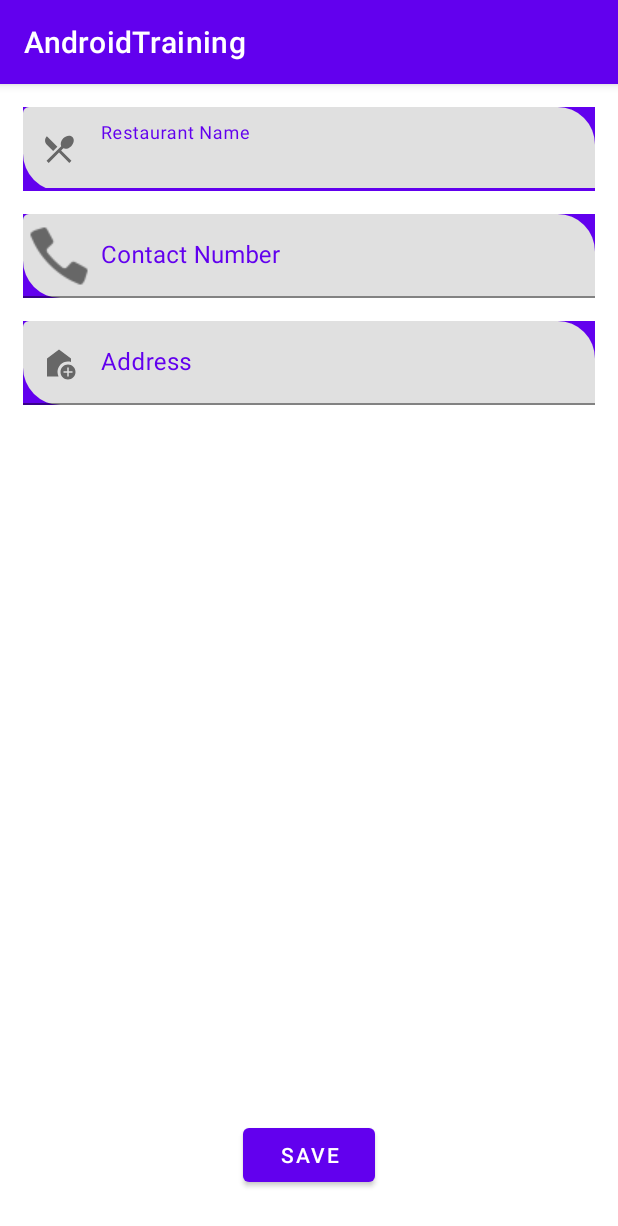
After one commit to gitSanjoo/AndroidTraining, an Android app: the AddRestaurantActivity screen opened directly, with no data from a screen before it, on a phone screen of 412 x 824 dp. The commit adds this screen. Shown: the top 1226 px of the screen. Run offline under Robolectric (Android 15) with nearby library versions, the phone set to English and light mode, and no system bars.

Commit message:
pushinng latest changes

```diff
--- a/app/src/main/java/com/sanjoo/androidtraining/DefaultRestaurantDataProvider.java
+++ b/app/src/main/java/com/sanjoo/androidtraining/DefaultRestaurantDataProvider.java
@@ -128,7 +128,7 @@ public class DefaultRestaurantDataProvider {
         return menus;
     }
 
-    public static ArrayList getCuisines() {
+    public static ArrayList<Cuisine> getCuisines() {
         return cuisines;
     }
     public static ArrayList getRestaurants(){
--- /dev/null
+++ b/app/src/main/java/com/sanjoo/androidtraining/actvities/AddRestaurantActivity.java
@@ -0,0 +1,38 @@
+package com.sanjoo.androidtraining.actvities;
+
+import androidx.appcompat.app.AppCompatActivity;
+
+import android.os.Bundle;
+import android.util.Log;
+import android.view.View;
+import android.widget.Button;
+
+import com.google.android.material.textfield.TextInputEditText;
+import com.sanjoo.androidtraining.R;
+import com.sanjoo.androidtraining.models.Restaurant;
+
+public class AddRestaurantActivity extends AppCompatActivity {
+    TextInputEditText restNameEditText,restContactNoEditText,restAddressEditText;
+    Button saveButton;
+
+    @Override
+    protected void onCreate(Bundle savedInstanceState) {
+        super.onCreate(savedInstanceState);
+        setContentView(R.layout.activity_add_restaurant);
+
+        restNameEditText=findViewById(R.id.restNameEditText);
+        restContactNoEditText=findViewById(R.id.restContactEditText);
+        restAddressEditText=findViewById(R.id.restAddressEditText);
+
+        saveButton=findViewById(R.id.saveRestButton);
+        saveButton.setOnClickListener(new View.OnClickListener() {
+            @Override
+            public void onClick(View v) {
+                Restaurant restaurant=new Restaurant(restNameEditText.getText().toString(),
+                        Integer.parseInt(restContactNoEditText.getText().toString()),
+                        R.drawable.baseline_add_home_24,restAddressEditText.getText().toString());
+                Log.d("restaurant",restaurant.toString());
+            }
+        });
+    }
+}
--- a/app/src/main/java/com/sanjoo/androidtraining/actvities/AllCuisineActivity.java
+++ b/app/src/main/java/com/sanjoo/androidtraining/actvities/AllCuisineActivity.java
@@ -26,6 +26,9 @@ public class AllCuisineActivity extends AppCompatActivity {
         setContentView(R.layout.activity_all_cuisine);
         RecyclerView cuisineRecyclerView=findViewById(R.id.allCuisine);
         cuisineRecyclerView.setLayoutManager(new LinearLayoutManager(this));
+        if (cuisines==null) {
+        cuisineRecyclerView.setAdapter(new AllCuisineListAdapter(DefaultRestaurantDataProvider.getCuisines()));
+        }
         cuisineRecyclerView.setAdapter(new AllCuisineListAdapter(cuisines));
     }
 }
--- /dev/null
+++ b/app/src/main/res/drawable/baseline_add_home_24.xml
@@ -0,0 +1,6 @@
+<vector android:height="24dp" android:tint="#000000"
+    android:viewportHeight="24" android:viewportWidth="24"
+    android:width="24dp" xmlns:android="http://schemas.android.com/apk/res/android">
+    <path android:fillColor="@android:color/white" android:pathData="M18,11c0.7,0 1.37,0.1 2,0.29V9l-8,-6L4,9v12h7.68C11.25,20.09 11,19.08 11,18C11,14.13 14.13,11 18,11z"/>
+    <path android:fillColor="@android:color/white" android:pathData="M18,13c-2.76,0 -5,2.24 -5,5s2.24,5 5,5s5,-2.24 5,-5S20.76,13 18,13zM21,18.5h-2.5V21h-1v-2.5H15v-1h2.5V15h1v2.5H21V18.5z"/>
+</vector>
--- /dev/null
+++ b/app/src/main/res/drawable/restaurant_icon.xml
@@ -0,0 +1,5 @@
+<vector android:height="24dp" android:tint="#000000"
+    android:viewportHeight="24" android:viewportWidth="24"
+    android:width="24dp" xmlns:android="http://schemas.android.com/apk/res/android">
+    <path android:fillColor="@android:color/white" android:pathData="M8.1,13.34l2.83,-2.83L3.91,3.5c-1.56,1.56 -1.56,4.09 0,5.66l4.19,4.18zM14.88,11.53c1.53,0.71 3.68,0.21 5.27,-1.38 1.91,-1.91 2.28,-4.65 0.81,-6.12 -1.46,-1.46 -4.2,-1.1 -6.12,0.81 -1.59,1.59 -2.09,3.74 -1.38,5.27L3.7,19.87l1.41,1.41L12,14.41l6.88,6.88 1.41,-1.41L13.41,13l1.47,-1.47z"/>
+</vector>
--- a/app/src/main/res/layout/activity_add_menu.xml
+++ b/app/src/main/res/layout/activity_add_menu.xml
@@ -6,7 +6,6 @@
     android:layout_height="match_parent"
     tools:context=".actvities.AddMenuActivity">
     <com.google.android.material.textfield.TextInputLayout
-        style="@style/Widget.MaterialComponents.TextInputLayout.OutlinedBox"
         android:id="@+id/nameTextField"
         android:layout_width="250dp"
         android:layout_height="wrap_content"
@@ -117,7 +116,7 @@
         app:layout_constraintEnd_toEndOf="parent"
         app:layout_constraintBottom_toBottomOf="parent"
         android:layout_marginBottom="25dp"
-        android:text="Add Menu"
+        android:text="Save Menu"
         android:textAllCaps="false"/>
 
 
--- /dev/null
+++ b/app/src/main/res/layout/activity_add_restaurant.xml
@@ -0,0 +1,86 @@
+<?xml version="1.0" encoding="utf-8"?>
+<androidx.constraintlayout.widget.ConstraintLayout xmlns:android="http://schemas.android.com/apk/res/android"
+    xmlns:app="http://schemas.android.com/apk/res-auto"
+    xmlns:tools="http://schemas.android.com/tools"
+    android:layout_width="match_parent"
+    android:layout_height="match_parent"
+    tools:context=".actvities.AddRestaurantActivity">
+    <com.google.android.material.textfield.TextInputLayout
+        style="@style/ThemeOverlay.Material3.AutoCompleteTextView.OutlinedBox"
+        android:id="@+id/restNameLayout"
+        app:layout_constraintStart_toStartOf="parent"
+        app:layout_constraintTop_toTopOf="parent"
+        app:startIconDrawable="@drawable/restaurant_icon"
+        app:boxCornerRadiusTopEnd="25dp"
+        app:boxCornerRadiusBottomStart="25dp"
+        android:hint="Restaurant Name"
+        android:layout_width="match_parent"
+        android:layout_height="wrap_content"
+        android:background="@color/purple_500"
+        android:textColorHint="@color/purple_500"
+        android:layout_margin="15dp"
+        app:endIconMode="clear_text"
+        >
+        <com.google.android.material.textfield.TextInputEditText
+            android:id="@+id/restNameEditText"
+            android:layout_width="match_parent"
+            android:layout_height="wrap_content"
+            />
+    </com.google.android.material.textfield.TextInputLayout>
+
+    <com.google.android.material.textfield.TextInputLayout
+        style="@style/ThemeOverlay.Material3.AutoCompleteTextView.OutlinedBox"
+        android:id="@+id/contactNumber"
+        android:layout_width="match_parent"
+        android:layout_height="wrap_content"
+        app:layout_constraintStart_toStartOf="parent"
+        app:layout_constraintTop_toBottomOf="@+id/restNameLayout"
+        app:startIconDrawable="@drawable/phone_icon"
+        app:boxCornerRadiusTopEnd="25dp"
+        app:boxCornerRadiusBottomStart="25dp"
+        android:hint="Contact Number"
+        android:background="@color/purple_500"
+        android:textColorHint="@color/purple_500"
+        android:layout_margin="15dp"
+        android:layout_marginTop="55dp"
+        >
+        <com.google.android.material.textfield.TextInputEditText
+            android:id="@+id/restContactEditText"
+            android:layout_width="match_parent"
+            android:layout_height="wrap_content"/>
+    </com.google.android.material.textfield.TextInputLayout>
+
+
+    <com.google.android.material.textfield.TextInputLayout
+        style="@style/ThemeOverlay.Material3.AutoCompleteTextView.OutlinedBox"
+        android:id="@+id/restAddressLayout"
+        android:layout_width="match_parent"
+        android:layout_height="wrap_content"
+        app:layout_constraintStart_toStartOf="parent"
+        app:layout_constraintTop_toBottomOf="@+id/contactNumber"
+        app:startIconDrawable="@drawable/baseline_add_home_24"
+        app:boxCornerRadiusTopEnd="25dp"
+        app:boxCornerRadiusBottomStart="25dp"
+        android:background="@color/purple_500"
+        android:textColorHint="@color/purple_500"
+        android:layout_margin="15dp"
+        android:hint="Address"
+       >
+        <com.google.android.material.textfield.TextInputEditText
+            android:id="@+id/restAddressEditText"
+            android:layout_width="match_parent"
+            android:layout_height="wrap_content"/>
+    </com.google.android.material.textfield.TextInputLayout>
+    <Button
+        android:id="@+id/saveRestButton"
+        android:layout_width="wrap_content"
+        android:layout_height="wrap_content"
+        android:text="Save"
+        app:layout_constraintStart_toStartOf="parent"
+        app:layout_constraintEnd_toEndOf="parent"
+        app:layout_constraintBottom_toBottomOf="parent"
+        android:layout_marginBottom="30dp"
+        />
+
+
+</androidx.constraintlayout.widget.ConstraintLayout>
```
Also changed, not shown: app/src/main/AndroidManifest.xml (+11 -13 lines), app/src/main/java/com/sanjoo/androidtraining/actvities/AddCuisineActivity.java (added, +50 -0 lines), app/src/main/java/com/sanjoo/androidtraining/actvities/ManageRestaurantActivity.java (+30 -0 lines), app/src/main/java/com/sanjoo/androidtraining/models/MenuItem.java (+9 -6 lines), app/src/main/java/com/sanjoo/androidtraining/models/Restaurant.java (+6 -4 lines), app/src/main/res/layout/activity_add_cuisine.xml (added, +67 -0 lines).
